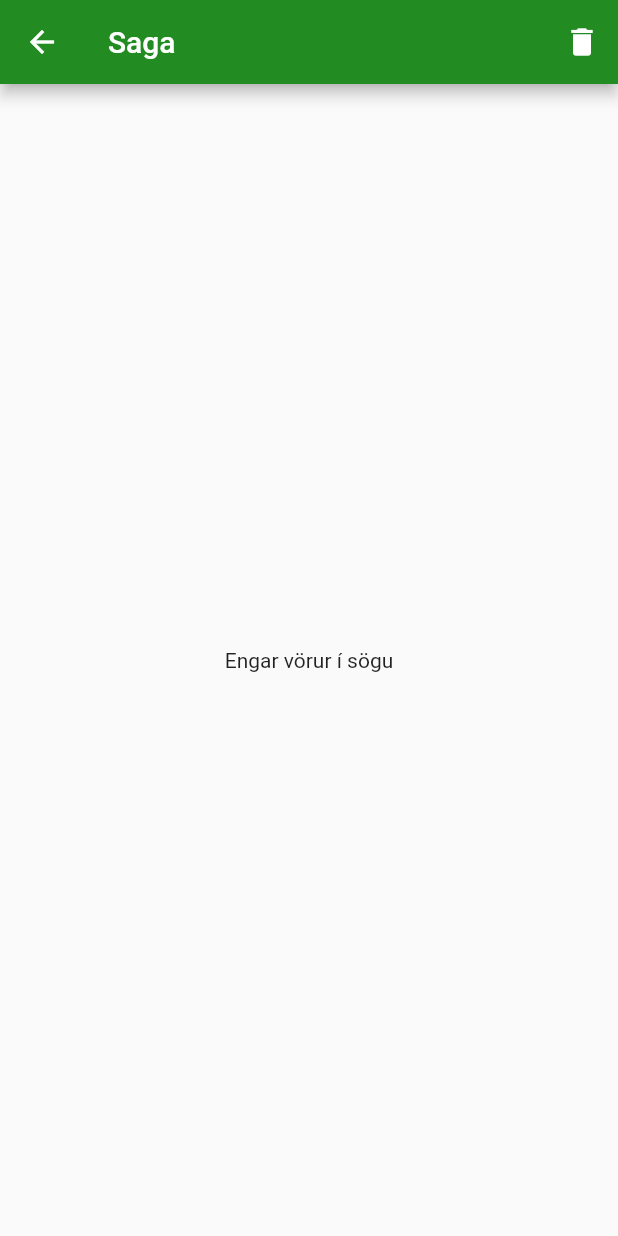
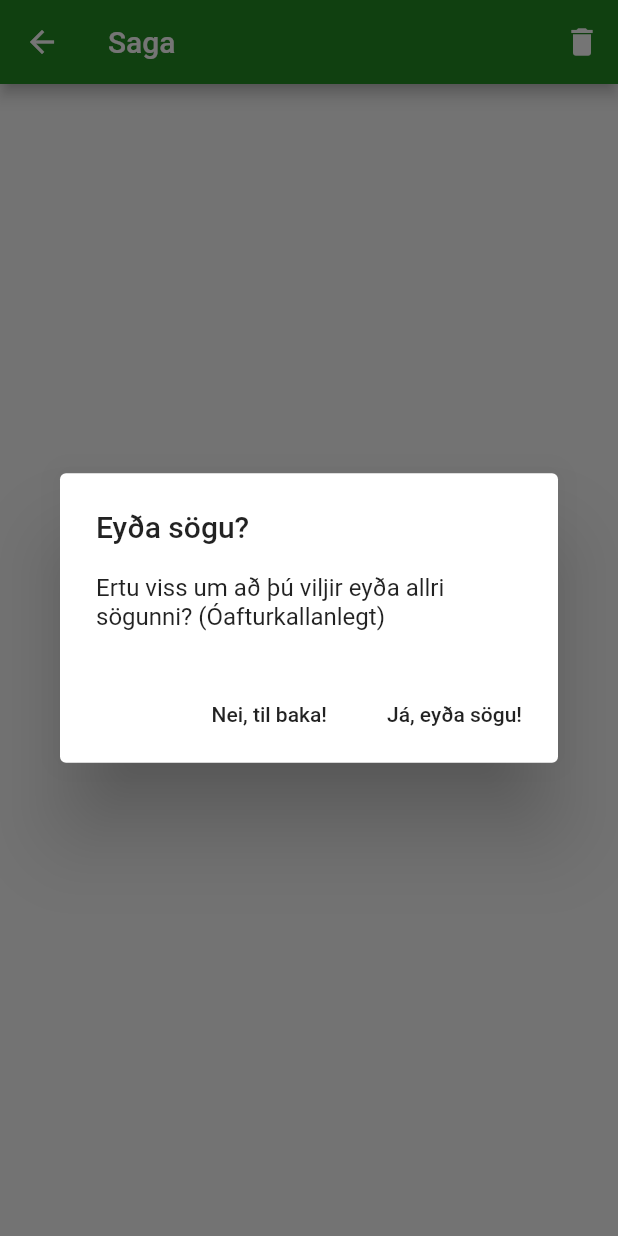
Before and after one commit to rfb2/project_spori, a Flutter app: the HistoryPage screen opened directly, after a tap on the "delete" icon, on a phone screen of 412 x 824 dp. Run offline on Flutter 3.47's test engine with Material 2 defaults, Android fonts, the phone set to English and light mode, and no system bars; our stand-ins replace camera, sqflite; missing offline and left inert: barcode_scan; accounts and stored records are empty; statements that could not run were skipped.

```diff
--- a/lib/historyPage.dart
+++ b/lib/historyPage.dart
@@ -15,10 +15,38 @@ class _HistoryPageState extends State<HistoryPage> {
   Stream<List<Product>> _history;
 
   void deleteHistory() async {
-    await clearSavedProducts();
-    setState(() {
-      _history = retrieveSavedProducts();
-    });
+    Widget cancelButton = FlatButton(
+      child: Text("Nei, til baka!"),
+      onPressed:  () {
+        Navigator.of(context).pop();
+      },
+    );
+    Widget continueButton = FlatButton(
+      child: Text("Já, eyða sögu!"),
+      onPressed:  () async {
+        Navigator.of(context).pop();
+        await clearSavedProducts();
+        setState(() {
+          _history = retrieveSavedProducts();
+        });
+      },
+    );
+
+    AlertDialog alert = AlertDialog(
+      title: Text("Eyða sögu?"),
+      content: Text("Ertu viss um að þú viljir eyða allri sögunni? (Óafturkallanlegt)"),
+      actions: [
+        cancelButton,
+        continueButton,
+      ],
+    );
+
+    showDialog(
+      context: context,
+      builder: (BuildContext context) {
+        return alert;
+      },
+    );
   }
 
   @override
@@ -71,7 +99,7 @@ class _HistoryPageState extends State<HistoryPage> {
         builder: (BuildContext context, AsyncSnapshot<List<Product>> snapshot) {
           Widget children;
 
-          if (snapshot.hasData && snapshot.connectionState == ConnectionState.done) {
+          if (snapshot.hasData) {
             children = _buildHistory(snapshot);
           } else if (snapshot.hasError) {
             children = Column(children: <Widget>[
```
